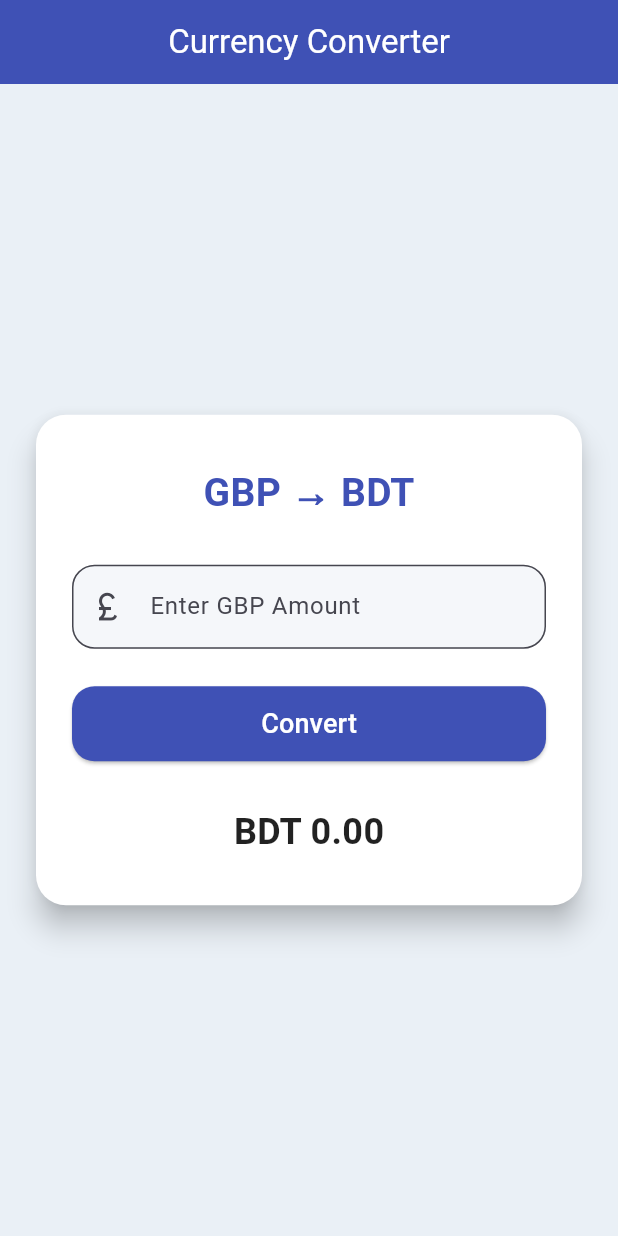
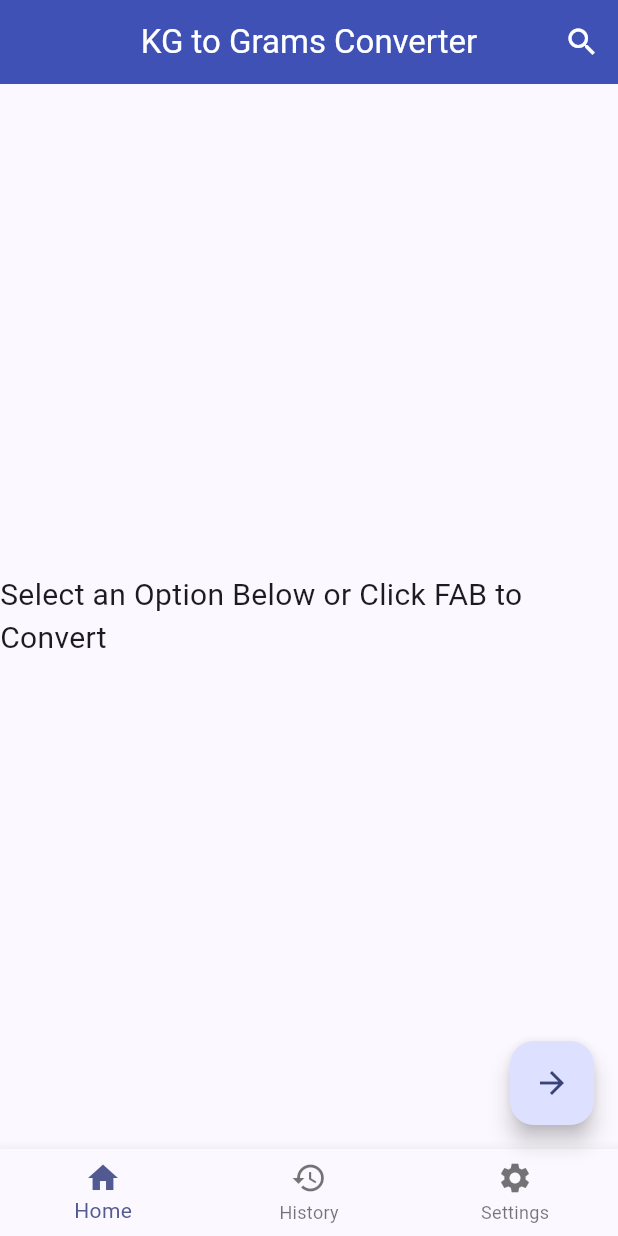
Before and after one commit to tafhima131/converterapp, a Flutter app: the screen it shows after launch, on a phone screen of 412 x 824 dp. Run offline on Flutter 3.47's test engine with Material 3 defaults, Android fonts, the light colour scheme and no system bars; Roboto replaces fonts that are missing (Arial).

Commit message:
2nd assignment

```diff
--- a/lib/main.dart
+++ b/lib/main.dart
@@ -11,13 +11,141 @@ class MyApp extends StatelessWidget {
   Widget build(BuildContext context) {
     return MaterialApp(
       debugShowCheckedModeBanner: false,
-      title: 'GBP to BDT Converter',
+      title: 'KG to Grams Converter',
       theme: ThemeData(
         fontFamily: 'Arial',
         colorScheme: ColorScheme.fromSeed(seedColor: Colors.indigo),
         useMaterial3: true,
       ),
-      home: const ConverterPage(),
+      home: const HomePage(),
+    );
+  }
+}
+
+class HomePage extends StatefulWidget {
+  const HomePage({super.key});
+
+  @override
+  State<HomePage> createState() => _HomePageState();
+}
+
+class _HomePageState extends State<HomePage> {
+  int _selectedIndex = 0;
+
+  void _onItemTapped(int index) {
+    setState(() {
+      _selectedIndex = index;
+    });
+  }
+
+  // Navigation to next page when FAB is clicked
+  void _navigateToNextPage(BuildContext context) {
+    Navigator.push(
+      context,
+      MaterialPageRoute(builder: (context) => const ConverterPage()),
+    );
+  }
+
+  @override
+  Widget build(BuildContext context) {
+    return Scaffold(
+      appBar: AppBar(
+        title: const Text('KG to Grams Converter'),
+        centerTitle: true,
+        backgroundColor: Colors.indigo,
+        foregroundColor: Colors.white,
+        actions: [
+          IconButton(
+            icon: const Icon(Icons.search),
+            onPressed: () {
+              // Implement search functionality here
+              showSearch(context: context, delegate: CustomSearchDelegate());
+            },
+          ),
+        ],
+      ),
+      body: const Center(
+        child: Text(
+          'Select an Option Below or Click FAB to Convert',
+          style: TextStyle(fontSize: 20),
+        ),
+      ),
+      floatingActionButton: FloatingActionButton(
+        onPressed: () => _navigateToNextPage(context),
+        child: const Icon(Icons.arrow_forward),
+        tooltip: 'Go to Converter Page',
+      ),
+      bottomNavigationBar: BottomNavigationBar(
+        currentIndex: _selectedIndex,
+        onTap: _onItemTapped,
+        items: const <BottomNavigationBarItem>[
+          BottomNavigationBarItem(
+            icon: Icon(Icons.home),
+            label: 'Home',
+          ),
+          BottomNavigationBarItem(
+            icon: Icon(Icons.history),
+            label: 'History',
+          ),
+          BottomNavigationBarItem(
+            icon: Icon(Icons.settings),
+            label: 'Settings',
+          ),
+        ],
+      ),
+    );
+  }
+}
+
+class CustomSearchDelegate extends SearchDelegate {
+  @override
+  List<Widget> buildActions(BuildContext context) {
+    return [
+      IconButton(
+        icon: const Icon(Icons.clear),
+        onPressed: () {
+          query = '';
+        },
+      ),
+    ];
+  }
+
+  @override
+  Widget buildLeading(BuildContext context) {
+    return IconButton(
+      icon: const Icon(Icons.arrow_back),
+      onPressed: () {
+        close(context, null);
+      },
+    );
+  }
+
+  @override
+  Widget buildResults(BuildContext context) {
+    return Center(
+      child: Text('You searched for: $query'),
+    );
+  }
+
+  @override
+  Widget buildSuggestions(BuildContext context) {
+    final suggestions = query.isEmpty
+        ? ['KG to Grams', 'Pounds to Kilograms', 'Ounces to Grams']
+        : ['KG to Grams', 'Pounds to Kilograms', 'Ounces to Grams'].where((suggestion) {
+      return suggestion.toLowerCase().contains(query.toLowerCase());
+    }).toList();
+
+    return ListView.builder(
+      itemCount: suggestions.length,
+      itemBuilder: (context, index) {
+        return ListTile(
+          title: Text(suggestions[index]),
+          onTap: () {
+            query = suggestions[index];
+            showResults(context);
+          },
+        );
+      },
     );
   }
 }
@@ -33,14 +161,14 @@ class _ConverterPageState extends State<ConverterPage> {
   final TextEditingController _controller = TextEditingController();
   final _formKey = GlobalKey<FormState>();
 
-  double bdt = 0.0;
-  final double gbpToBdtRate = 140.0;
+  double grams = 0.0;
+  final double kgToGramsRate = 1000.0;  // 1 kilogram = 1000 grams
 
-  void _convertCurrency() {
+  void _convertWeight() {
     if (_formKey.currentState!.validate()) {
-      double gbp = double.parse(_controller.text);
+      double kg = double.parse(_controller.text);
       setState(() {
-        bdt = gbp * gbpToBdtRate;
+        grams = kg * kgToGramsRate;
       });
     }
   }
@@ -50,7 +178,7 @@ class _ConverterPageState extends State<ConverterPage> {
     return Scaffold(
       backgroundColor: const Color(0xFFEAF0F6),
       appBar: AppBar(
-        title: const Text('Currency Converter'),
+        title: const Text('KG to Grams Converter'),
         centerTitle: true,
         backgroundColor: Colors.indigo,
         foregroundColor: Colors.white,
@@ -72,7 +200,7 @@ class _ConverterPageState extends State<ConverterPage> {
                   mainAxisSize: MainAxisSize.min,
                   children: [
                     const Text(
-                      'GBP → BDT',
+                      'KG → Grams',
                       style: TextStyle(
                         fontSize: 26,
                         fontWeight: FontWeight.bold,
@@ -84,8 +212,8 @@ class _ConverterPageState extends State<ConverterPage> {
                       controller: _controller,
                       keyboardType: TextInputType.number,
                       decoration: InputDecoration(
-                        labelText: 'Enter GBP Amount',
-                        prefixIcon: const Icon(Icons.currency_pound),
+                        labelText: 'Enter KG Amount',
+                        prefixIcon: const Icon(Icons.line_weight),
                         border: OutlineInputBorder(
                           borderRadius: BorderRadius.circular(15),
                         ),
@@ -94,7 +222,7 @@ class _ConverterPageState extends State<ConverterPage> {
                       ),
                       validator: (value) {
                         if (value == null || value.isEmpty) {
-                          return "Please enter an amount.";
+                          return "Please enter a weight.";
                         }
                         return null;
                       },
@@ -104,7 +232,7 @@ class _ConverterPageState extends State<ConverterPage> {
                       width: double.infinity,
                       height: 50,
                       child: ElevatedButton(
-                        onPressed: _convertCurrency,
+                        onPressed: _convertWeight,
                         style: ElevatedButton.styleFrom(
                           backgroundColor: Colors.indigo,
                           foregroundColor: Colors.white,
@@ -120,7 +248,7 @@ class _ConverterPageState extends State<ConverterPage> {
                     ),
                     const SizedBox(height: 30),
                     Text(
-                      'BDT ${bdt.toStringAsFixed(2)}',
+                      'Grams: ${grams.toStringAsFixed(2)} g',
                       style: const TextStyle(
                         fontSize: 24,
                         fontWeight: FontWeight.w600,
```
